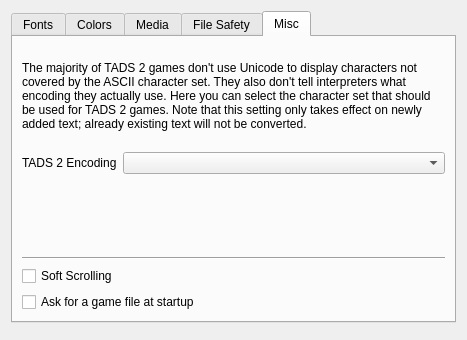
Old version of the form src/confdialog.ui in the repository realnc/qtads.
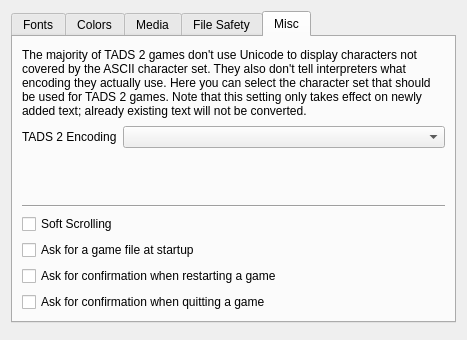
New version of the form. The open tabs and pages were chosen to show the change. Custom widgets are drawn as their Qt base class.

Commit message: Allow the confirmation dialog on restarting/quitting a game to be disabled

```diff
--- a/src/confdialog.ui
+++ b/src/confdialog.ui
@@ -756,6 +756,20 @@
          </property>
         </widget>
        </item>
+       <item>
+        <widget class="QCheckBox" name="confirmRestartCheckBox">
+         <property name="text">
+          <string>Ask for confirmation when restarting a game</string>
+         </property>
+        </widget>
+       </item>
+       <item>
+        <widget class="QCheckBox" name="confirmQuitCheckBox">
+         <property name="text">
+          <string>Ask for confirmation when quitting a game</string>
+         </property>
+        </widget>
+       </item>
       </layout>
      </widget>
     </widget>
```
The commit also changes 4 other files.
